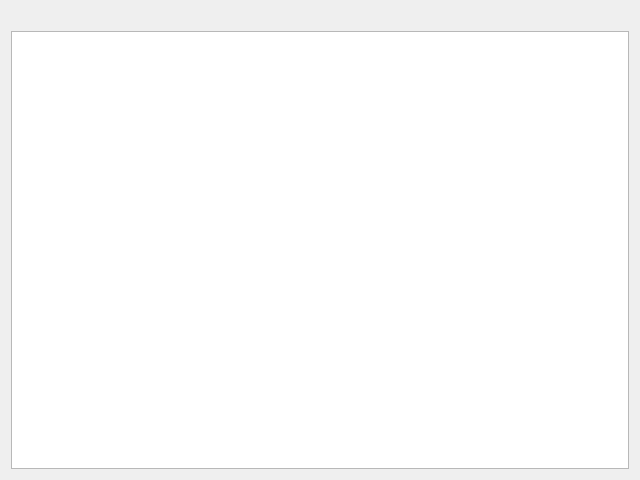
Old version of the form kitten/ui/file_status_widget.ui in the repository riyad/kitten-ruby.
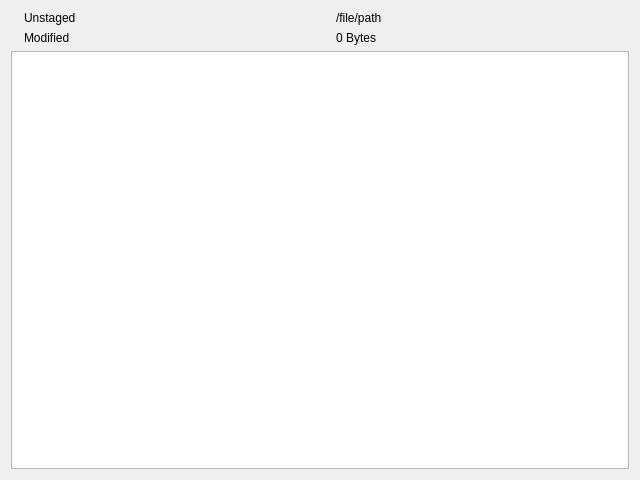
New version of the form. Custom widgets are drawn as their Qt base class.

Patch:
```diff
--- a/kitten/ui/file_status_widget.ui
+++ b/kitten/ui/file_status_widget.ui
@@ -15,27 +15,92 @@
   </property>
   <layout class="QGridLayout" name="gridLayout">
    <item row="0" column="0">
-    <widget class="QLabel" name="typeLabel">
+    <widget class="QLabel" name="stageIconLabel">
+     <property name="text">
+      <string/>
+     </property>
+    </widget>
+   </item>
+   <item row="0" column="1">
+    <widget class="QLabel" name="stageLabel">
      <property name="sizePolicy">
-      <sizepolicy hsizetype="Preferred" vsizetype="Fixed">
+      <sizepolicy hsizetype="Expanding" vsizetype="Preferred">
        <horstretch>0</horstretch>
        <verstretch>0</verstretch>
       </sizepolicy>
      </property>
      <property name="text">
+      <string>Unstaged</string>
+     </property>
+    </widget>
+   </item>
+   <item row="0" column="2" rowspan="2">
+    <widget class="QLabel" name="mimeTypeIconLabel">
+     <property name="text">
       <string/>
      </property>
     </widget>
    </item>
+   <item row="0" column="3">
+    <widget class="QLabel" name="filePathLabel">
+     <property name="sizePolicy">
+      <sizepolicy hsizetype="Expanding" vsizetype="Preferred">
+       <horstretch>0</horstretch>
+       <verstretch>0</verstretch>
+      </sizepolicy>
+     </property>
+     <property name="text">
+      <string>/file/path</string>
+     </property>
+    </widget>
+   </item>
    <item row="1" column="0">
-    <widget class="QTextBrowser" name="contentBrowser">
-     <property name="lineWrapMode">
-      <enum>QTextEdit::NoWrap</enum>
+    <widget class="QLabel" name="statusIconLabel">
+     <property name="text">
+      <string/>
      </property>
     </widget>
    </item>
+   <item row="1" column="1">
+    <widget class="QLabel" name="statusLabel">
+     <property name="sizePolicy">
+      <sizepolicy hsizetype="Expanding" vsizetype="Preferred">
+       <horstretch>0</horstretch>
+       <verstretch>0</verstretch>
+      </sizepolicy>
+     </property>
+     <property name="text">
+      <string>Modified</string>
+     </property>
+    </widget>
+   </item>
+   <item row="1" column="3">
+    <widget class="QLabel" name="fileInfoLabel">
+     <property name="sizePolicy">
+      <sizepolicy hsizetype="Expanding" vsizetype="Preferred">
+       <horstretch>0</horstretch>
+       <verstretch>0</verstretch>
+      </sizepolicy>
+     </property>
+     <property name="text">
+      <string>0 Bytes</string>
+     </property>
+    </widget>
+   </item>
+   <item row="2" column="0" colspan="4">
+    <widget class="KTextBrowser" name="contentView"/>
+   </item>
   </layout>
  </widget>
- <resources/>
+ <customwidgets>
+  <customwidget>
+   <class>KTextBrowser</class>
+   <extends>QTextBrowser</extends>
+   <header>ktextbrowser.h</header>
+  </customwidget>
+ </customwidgets>
+ <resources>
+  <include location="../resources/icons.qrc"/>
+ </resources>
  <connections/>
 </ui>
```
